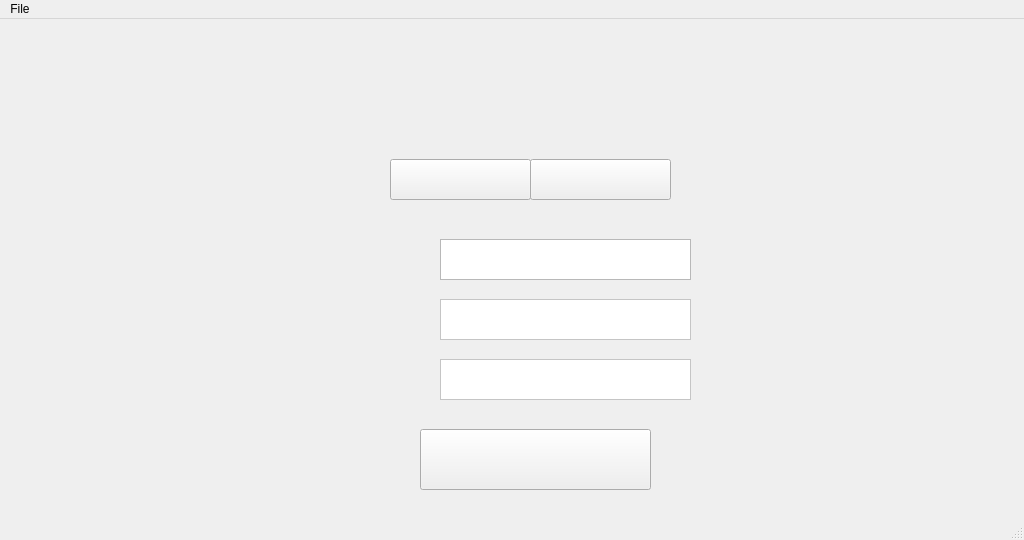
jakeee51/ManageCraft, file project_ui/ManageCraft_Screen_1.ui: the form before one commit.
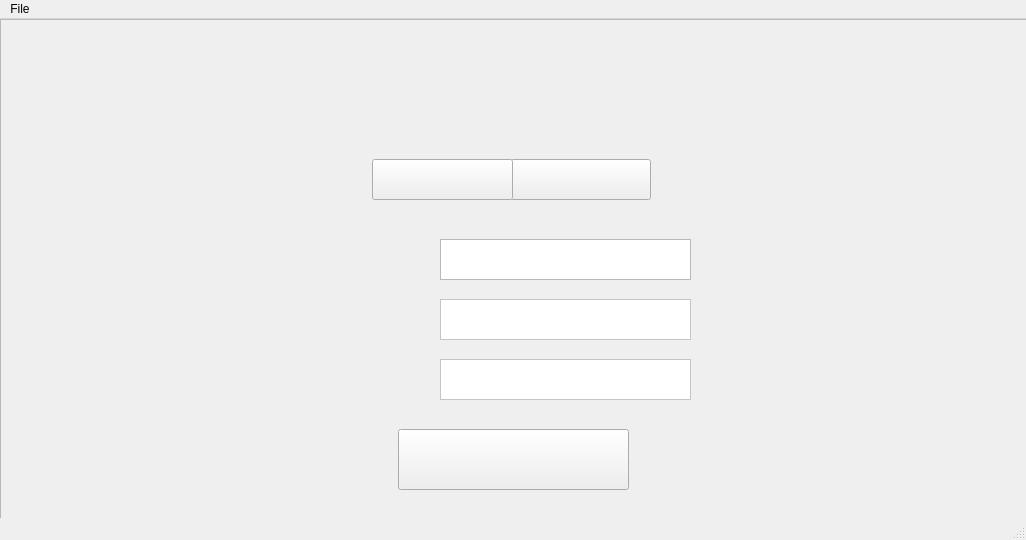
The form after the commit. Icons and pictures are not drawn.

Commit message: Frame added, Buttons and logo centered, Logo Sharpened and color edited

Diff of the .ui file:
```diff
--- a/project_ui/ManageCraft_Screen_1.ui
+++ b/project_ui/ManageCraft_Screen_1.ui
@@ -6,14 +6,14 @@
    <rect>
     <x>0</x>
     <y>0</y>
-    <width>1024</width>
+    <width>1026</width>
     <height>540</height>
    </rect>
   </property>
   <property name="maximumSize">
    <size>
-    <width>10000</width>
-    <height>10000</height>
+    <width>1026</width>
+    <height>540</height>
    </size>
   </property>
   <property name="windowTitle">
@@ -32,6 +32,9 @@
    <property name="autoFillBackground">
     <bool>false</bool>
    </property>
+   <property name="styleSheet">
+    <string notr="true"/>
+   </property>
    <widget class="QTextEdit" name="textEdit">
     <property name="geometry">
      <rect>
@@ -128,7 +131,7 @@
    <widget class="QPushButton" name="pushButton">
     <property name="geometry">
      <rect>
-      <x>390</x>
+      <x>372</x>
       <y>140</y>
       <width>141</width>
       <height>41</height>
@@ -150,33 +153,10 @@
      <bool>false</bool>
     </property>
    </widget>
-   <widget class="QPushButton" name="pushButton_2">
-    <property name="geometry">
-     <rect>
-      <x>530</x>
-      <y>140</y>
-      <width>141</width>
-      <height>41</height>
-     </rect>
-    </property>
-    <property name="styleSheet">
-     <string notr="true">
-border-image: url(:/Buttons/LocalButton.png);</string>
-    </property>
-    <property name="text">
-     <string/>
-    </property>
-    <property name="default">
-     <bool>false</bool>
-    </property>
-    <property name="flat">
-     <bool>false</bool>
-    </property>
-   </widget>
    <widget class="QPushButton" name="pushButton_3">
     <property name="geometry">
      <rect>
-      <x>420</x>
+      <x>398</x>
       <y>410</y>
       <width>231</width>
       <height>61</height>
@@ -192,8 +172,8 @@
    <widget class="QLabel" name="label_2">
     <property name="geometry">
      <rect>
-      <x>240</x>
-      <y>40</y>
+      <x>208</x>
+      <y>30</y>
       <width>611</width>
       <height>81</height>
      </rect>
@@ -211,14 +191,65 @@
      <set>Qt::AlignCenter</set>
     </property>
    </widget>
+   <widget class="QFrame" name="frame">
+    <property name="geometry">
+     <rect>
+      <x>0</x>
+      <y>0</y>
+      <width>1031</width>
+      <height>501</height>
+     </rect>
+    </property>
+    <property name="styleSheet">
+     <string notr="true">border-image: url(:/Labels/WindowFrame.png);</string>
+    </property>
+    <property name="frameShape">
+     <enum>QFrame::StyledPanel</enum>
+    </property>
+    <property name="frameShadow">
+     <enum>QFrame::Raised</enum>
+    </property>
+    <widget class="QPushButton" name="pushButton_2">
+     <property name="geometry">
+      <rect>
+       <x>510</x>
+       <y>140</y>
+       <width>141</width>
+       <height>41</height>
+      </rect>
+     </property>
+     <property name="styleSheet">
+      <string notr="true">
+border-image: url(:/Buttons/LocalButton.png);</string>
+     </property>
+     <property name="text">
+      <string/>
+     </property>
+     <property name="default">
+      <bool>false</bool>
+     </property>
+     <property name="flat">
+      <bool>false</bool>
+     </property>
+    </widget>
+   </widget>
+   <zorder>frame</zorder>
+   <zorder>textEdit</zorder>
+   <zorder>textEdit_2</zorder>
+   <zorder>label</zorder>
+   <zorder>label_3</zorder>
+   <zorder>textEdit_3</zorder>
+   <zorder>label_4</zorder>
+   <zorder>pushButton</zorder>
+   <zorder>pushButton_3</zorder>
+   <zorder>label_2</zorder>
   </widget>
-  <widget class="QStatusBar" name="statusbar"/>
   <widget class="QMenuBar" name="menubar">
    <property name="geometry">
     <rect>
      <x>0</x>
      <y>0</y>
-     <width>1024</width>
+     <width>1026</width>
      <height>21</height>
     </rect>
    </property>
@@ -229,6 +260,7 @@
    </widget>
    <addaction name="menuFile"/>
   </widget>
+  <widget class="QStatusBar" name="statusbar"/>
  </widget>
  <resources>
   <include location="Logo.qrc"/>
```
Left out of the diff: 2 changed lines with no effect on the pictures. The commit also changes 5 other files.
